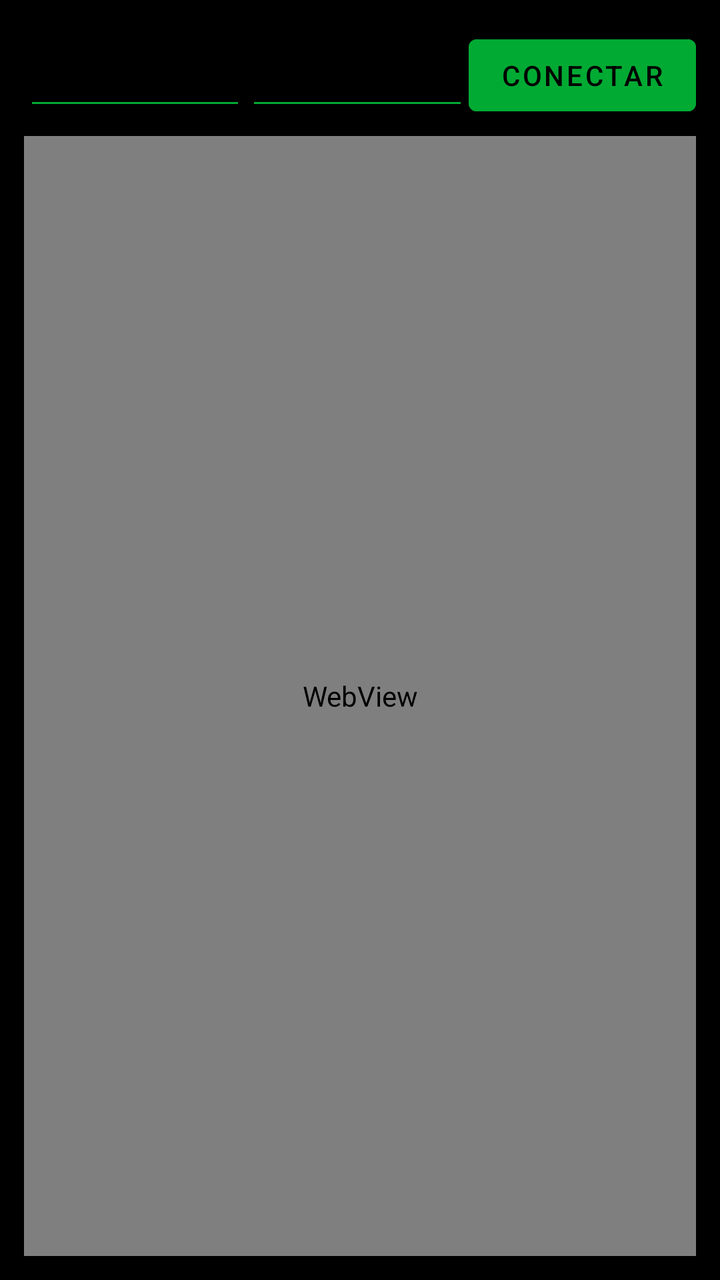
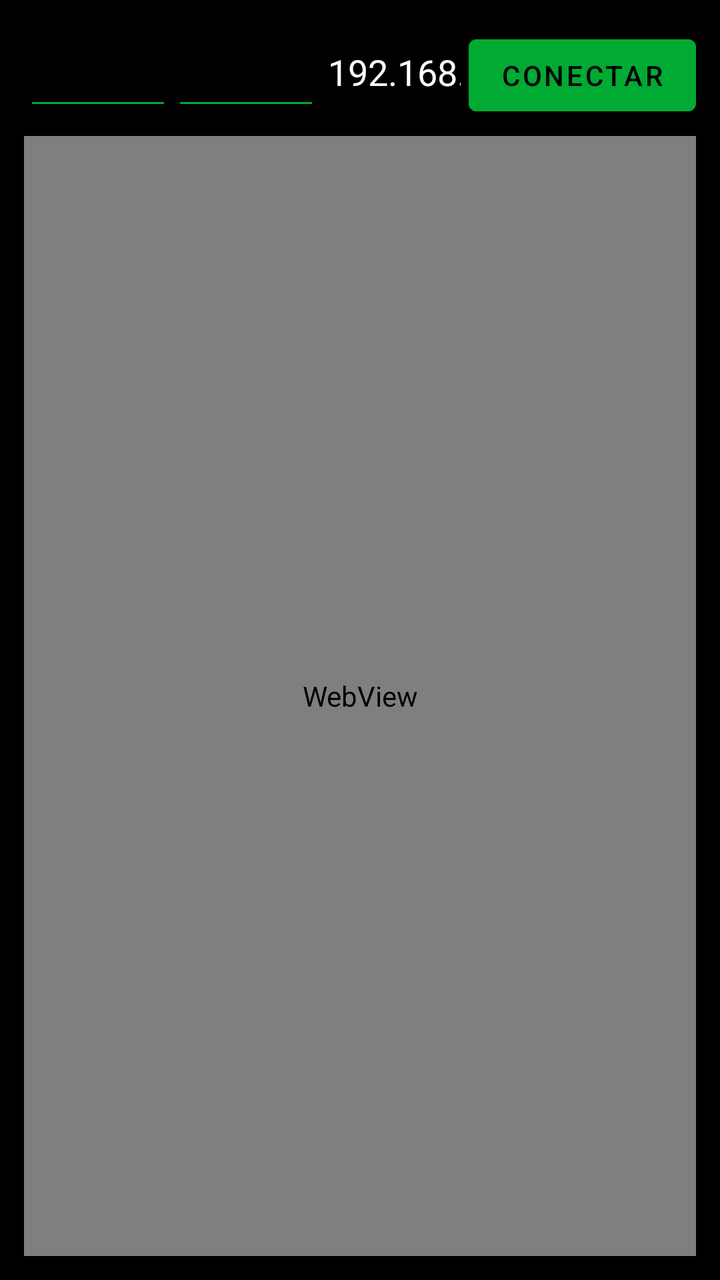

Compare the two renders of this Android layout. The source of the first and the diff that turns it into the second are given below.
<!-- AndroidManifest.xml: application theme Theme.App -->
<!-- res/layout/activity_main.xml -->
<?xml version="1.0" encoding="utf-8"?>

<LinearLayout xmlns:android="http://schemas.android.com/apk/res/android"
    android:orientation="vertical"
    android:layout_width="match_parent"
    android:layout_height="match_parent"
    android:padding="12dp"
    android:background="#000000">

    <LinearLayout
        android:layout_width="match_parent"
        android:layout_height="wrap_content"
        android:orientation="horizontal"
        android:paddingBottom="8dp">

        <EditText
            android:id="@+id/ssid"
            android:layout_width="0dp"
            android:layout_weight="1"
            android:layout_height="48dp"
            android:hint="SSID"
            android:backgroundTint="#00aa33"
            android:textColor="#ffffff"
            android:padding="8dp" />

        <EditText
            android:id="@+id/pass"
            android:layout_width="0dp"
            android:layout_weight="1"
            android:layout_height="48dp"
            android:hint="Password"
            android:backgroundTint="#00aa33"
            android:inputType="textVisiblePassword"
            android:textColor="#ffffff"
            android:padding="8dp" />

        <Button
            android:id="@+id/btnConnect"
            android:layout_width="wrap_content"
            android:layout_height="48dp"
            android:text="Conectar"
            android:backgroundTint="#00aa33"
            android:textColor="#000000" />
    </LinearLayout>

    <WebView
        android:id="@+id/webview"
        android:layout_width="match_parent"
        android:layout_height="0dp"
        android:layout_weight="1" />

</LinearLayout>
<!-- resources referenced by this layout -->
<resources>
  <style name="Theme.App" parent="Theme.MaterialComponents.DayNight.DarkActionBar">
          <item name="colorPrimary">#00AA33</item>
          <item name="colorOnPrimary">#ffffff</item>
      </style>
</resources>

<!-- the commit's change to res/layout/activity_main.xml (unified diff, before → after) -->
@@ -33,6 +33,16 @@
             android:inputType="textVisiblePassword"
             android:textColor="#ffffff"
             android:padding="8dp" />
+        <EditText
+            android:id="@+id/etIpAddress"
+            android:layout_width="0dp"
+            android:layout_height="wrap_content"
+            android:layout_weight="1"
+            android:hint="Ej: 192.168.4.1:8000"
+            android:text="192.168.4.1:8000"
+            android:textColor="#FFFFFF"
+            android:textColorHint="#777777"
+            android:inputType="text" />
 
         <Button
             android:id="@+id/btnConnect"
